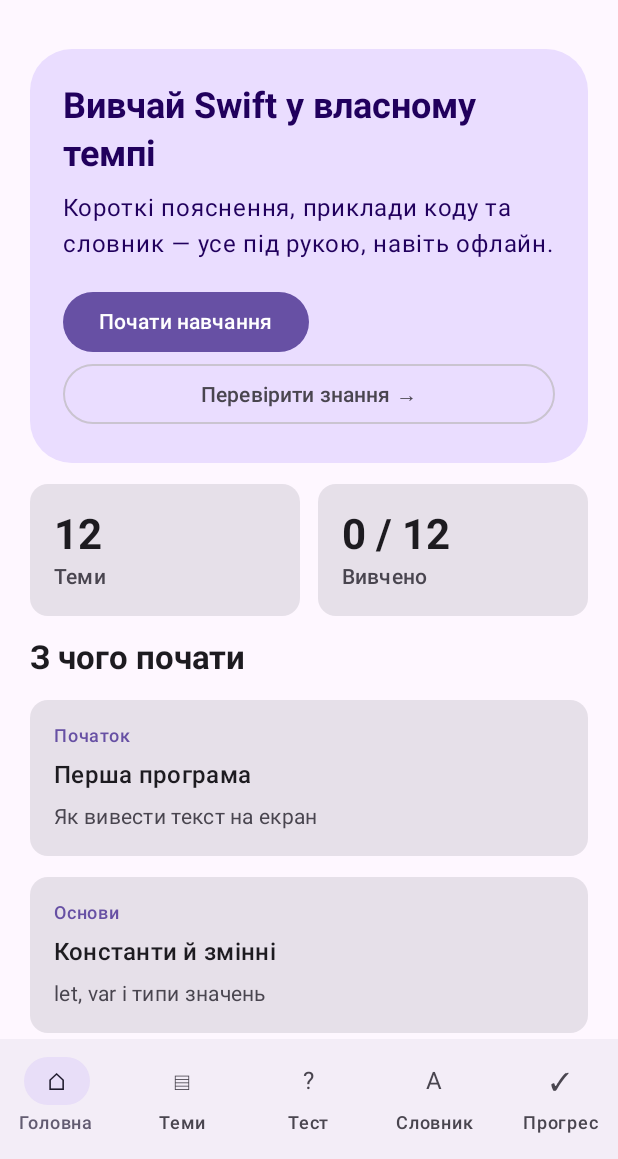
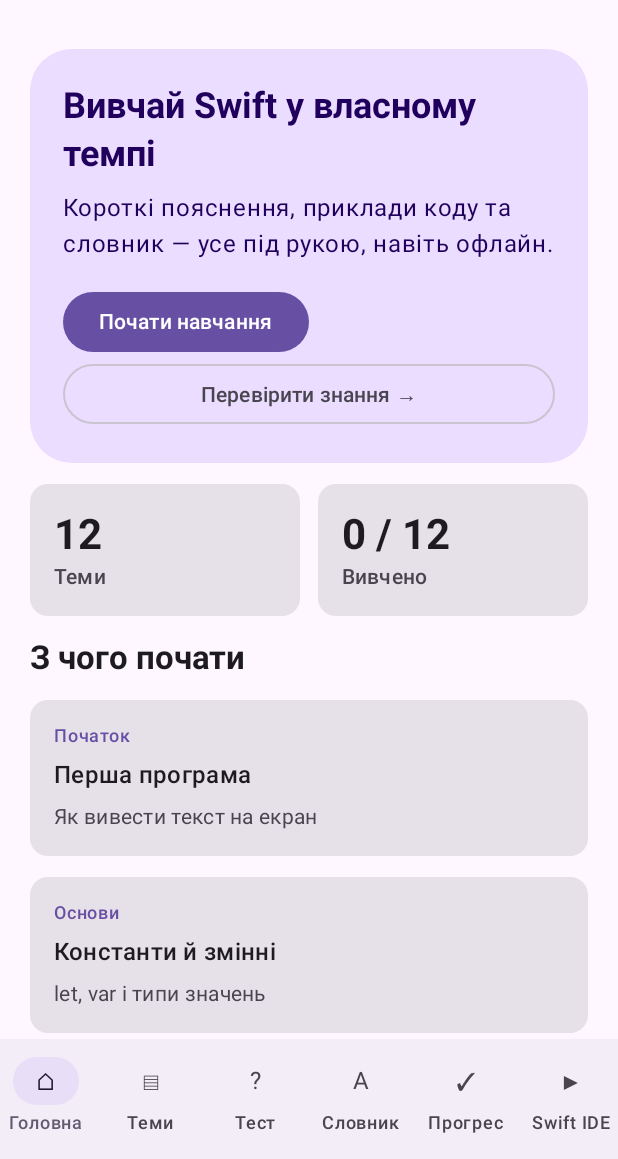
Before and after one commit to juv4uk/swift-learning, an Android app built with Jetpack Compose: the screen it shows after launch (MainActivity), on a phone screen of 412 x 824 dp, the part 77-1236 px from its top. Run offline under Robolectric (Android 15) with nearby library versions, the phone set to English and light mode, and no system bars.

Commit message:
feat(android): add Swift playground tab

```diff
--- a/android-handbook/app/src/main/java/ua/juv4uk/swiftpocketguide/MainActivity.kt
+++ b/android-handbook/app/src/main/java/ua/juv4uk/swiftpocketguide/MainActivity.kt
@@ -23,7 +23,7 @@ import androidx.compose.ui.unit.dp
 
 private enum class GuideTab(val title: String, val symbol: String) {
     HOME("Головна", "⌂"), TOPICS("Теми", "▤"), QUIZ("Тест", "?"),
-    GLOSSARY("Словник", "А"), PROGRESS("Прогрес", "✓")
+    GLOSSARY("Словник", "А"), PROGRESS("Прогрес", "✓"), PLAYGROUND("Swift IDE", "▶")
 }
 
 class MainActivity : ComponentActivity() {
@@ -99,6 +99,7 @@ private fun SwiftPocketGuideApp() {
                     GuideTab.HOME -> HomeScreen(completed.size, { selectedTab = GuideTab.TOPICS }, { selectedTab = GuideTab.QUIZ }) { selectedTopic = it }
                     GuideTab.TOPICS -> TopicsScreen(search, { search = it }, completed, bookmarks) { selectedTopic = it }
                     GuideTab.QUIZ -> QuizScreen()
+                    GuideTab.PLAYGROUND -> SwiftPlaygroundScreen()
                     GuideTab.GLOSSARY -> GlossaryScreen(search, { search = it })
                     GuideTab.PROGRESS -> ProgressScreen(completed, bookmarks) { selectedTopic = it }
                 }
```
